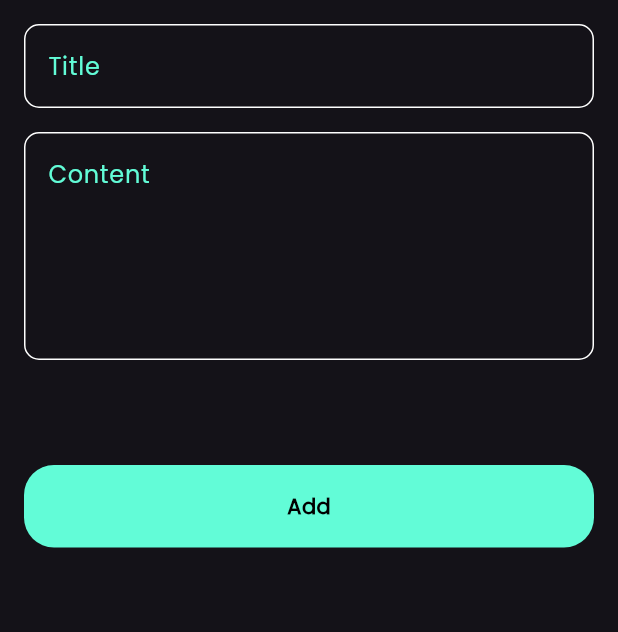
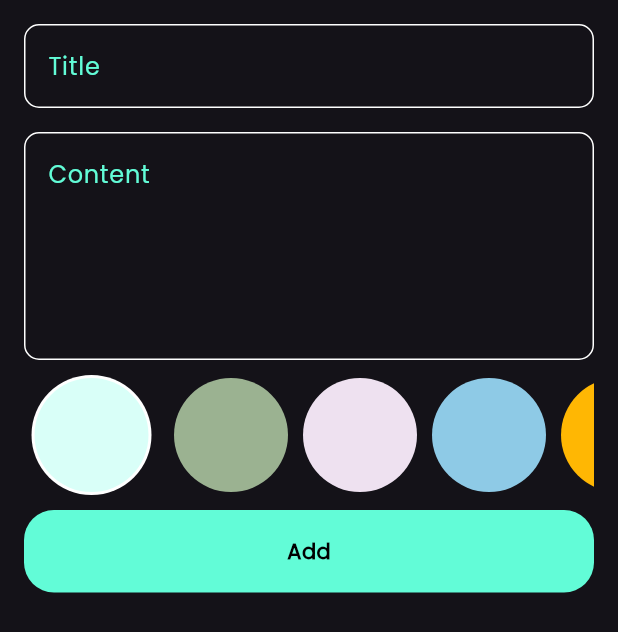
Before and after one commit to Yousab13/notes_app, a Flutter app: the NoteAppForm widget shown alone on an empty page, opened directly, on a phone screen of 412 x 824 dp. Shown: the top 632 px of the screen. Run offline on Flutter 3.47's test engine with Material 3 defaults, Android fonts, the phone set to English and light mode, and no system bars; our stand-ins replace bloc, flutter_bloc, font_awesome_flutter, hive, hive_flutter; accounts and stored records are empty.

Commit message:
add color to Bottom Sheet

```diff
--- a/lib/cubits/add_note_cubit/cubit/add_note_cubit_cubit.dart
+++ b/lib/cubits/add_note_cubit/cubit/add_note_cubit_cubit.dart
@@ -1,7 +1,10 @@
+import 'dart:ui';
+
 import 'package:bloc/bloc.dart';
+import 'package:flutter/material.dart';
 import 'package:hive_flutter/hive_flutter.dart';
 // ignore: depend_on_referenced_packages
-import 'package:meta/meta.dart';
+
 import 'package:note_time_project/constants.dart';
 import 'package:note_time_project/models/note_model.dart';
 
@@ -9,8 +12,9 @@ part 'add_note_cubit_state.dart';
 
 class AddNoteCubitCubit extends Cubit<AddNoteCubitState> {
   AddNoteCubitCubit() : super(AddNoteCubitInitial());
-
+  Color color =Colors.red;
   addNote(NoteModel note) async {
+    note.color =color.value;
     emit(AddNoteCubitLoading());
     try {
       var boxNote = Hive.box<NoteModel>(kNoteBox);
--- a/lib/models/note_model.dart
+++ b/lib/models/note_model.dart
@@ -10,6 +10,6 @@ class NoteModel extends HiveObject{
   @HiveField(2)
   final String date;
   @HiveField(3)
-  final int color;
+  int color;
   NoteModel({required this.title, required this.subtitle, required this.date, required this.color});
 }
--- a/lib/widgets/form_bottom_sheet.dart
+++ b/lib/widgets/form_bottom_sheet.dart
@@ -6,6 +6,7 @@ import 'package:note_time_project/models/note_model.dart';
 import 'package:note_time_project/widgets/custom_button_widget.dart';
 import 'package:note_time_project/widgets/custom_text_field.dart';
 import 'package:intl/intl.dart';
+import 'package:note_time_project/widgets/list_pick_color.dart';
 class NoteAppForm extends StatefulWidget {
   const NoteAppForm({
     super.key,
@@ -43,7 +44,9 @@ class _NoteAppFormState extends State<NoteAppForm> {
                 {
                  subtitle =value;
                 },),
-               const SizedBox(height:70,),
+                const SizedBox(height:10,),
+                 const  ListPickColor() ,
+                 const SizedBox(height:10,),
                 BlocBuilder<AddNoteCubitCubit,AddNoteCubitState>(builder: (context,state)=>
                  CustomButton(
                   isloaded: state is AddNoteCubitLoading ?true :false,
@@ -56,7 +59,7 @@ class _NoteAppFormState extends State<NoteAppForm> {
                       subtitle: subtitle!,
                       date: DateFormat('MMMM d, y').format(  DateTime.now())
                     ,
-                      color: Colors.blue.value
+                      color: BlocProvider.of<AddNoteCubitCubit>(context).color.value
                       ));
                       BlocProvider.of<NoteCubit>(context).fetchAllNote();
                    }
@@ -70,7 +73,7 @@ class _NoteAppFormState extends State<NoteAppForm> {
                 },
                ),
                 ),
-               const SizedBox(height:32,),
+               const SizedBox(height:20,),
               ],
             ),
       ),
--- /dev/null
+++ b/lib/widgets/list_pick_color.dart
@@ -0,0 +1,66 @@
+import 'package:flutter/material.dart';
+import 'package:flutter_bloc/flutter_bloc.dart';
+import 'package:note_time_project/cubits/add_note_cubit/cubit/add_note_cubit_cubit.dart';
+// ignore: must_be_immutable
+class ColorPickerItem extends StatelessWidget {
+
+ final  Color color;
+ final bool isActive ;
+  const  ColorPickerItem({super.key, required this.color, required this.isActive});
+  @override
+  Widget build(BuildContext context) {
+    return isActive==true? CircleAvatar(
+      backgroundColor:Colors.white,
+      radius: 45,
+      child: CircleAvatar(
+      backgroundColor:color,
+      radius: 38,
+    ),
+    ): CircleAvatar(
+      backgroundColor:color,
+      radius: 38,
+    );
+  }
+}
+class ListPickColor extends StatefulWidget {
+ const ListPickColor({super.key});
+
+  @override
+  State<ListPickColor> createState() => _ListPickColorState();
+}
+
+class _ListPickColorState extends State<ListPickColor> {
+  List<Color> colors = const[
+    Color(0xffD9FFF8),
+    Color(0xff9BB291),
+    Color(0xffEEE1F0),
+    Color(0xff8ecae6),
+    Color(0xffffb703),
+    Color(0xfffb8500),
+    Color(0xffc1121f),
+    Color(0xff03045e),
+    Color(0xff62b6cb),
+  ];
+  int currentIndex=0;
+  @override
+  Widget build(BuildContext context) {
+    return SizedBox(
+        height: 80,
+        child: ListView.separated(
+          scrollDirection: Axis.horizontal,
+          itemBuilder: (context ,index)=> GestureDetector(
+            onTap:(){
+              currentIndex=index;
+              BlocProvider.of<AddNoteCubitCubit>(context).color =colors[index];
+              setState((){});
+            } ,
+            child: ColorPickerItem(color:colors[index],
+            isActive: currentIndex==index ?true :false,
+            ),
+          ),
+          itemCount:colors.length,
+          separatorBuilder: (context,index)=> const SizedBox(width: 10 ,),
+        ),
+    );
+  }
+}
--- a/lib/widgets/note_item_widget.dart
+++ b/lib/widgets/note_item_widget.dart
@@ -23,7 +23,7 @@ class NoteItemWidget extends StatelessWidget {
       child: Container(
         padding:const EdgeInsets.only( left: 16),
         decoration:  BoxDecoration(
-          color: Color( Colors.blue.value),
+          color: Color(note.color),
 
         borderRadius: BorderRadius.circular(10)
         ),
```
